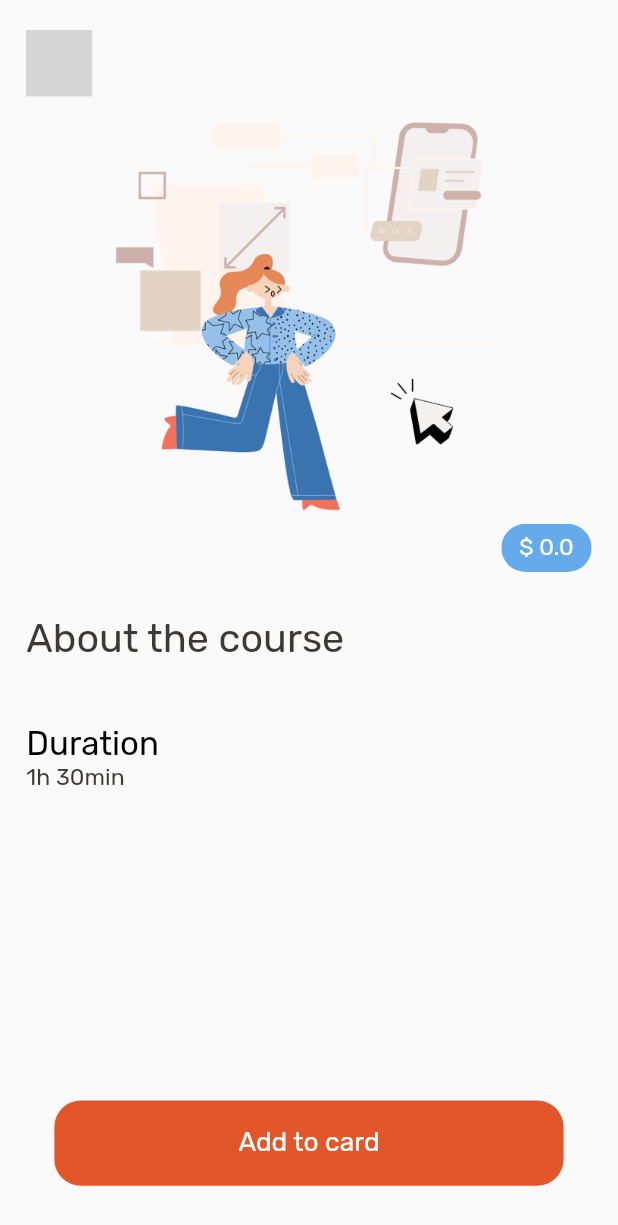
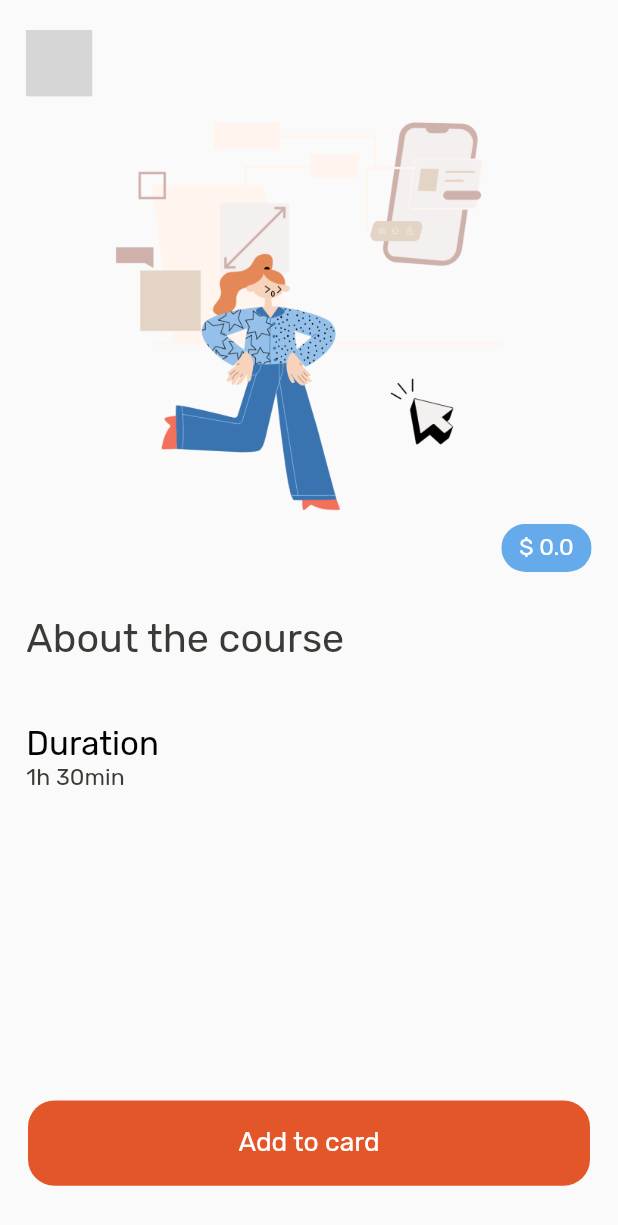
Before and after one commit to BahromjonPolat/Course-EdTech, a Flutter app: the ProductDetailPage screen opened directly with empty values, on a phone screen of 412 x 824 dp. Shown: the top 1225 px of the screen. Run offline on Flutter 3.47's test engine with Material 2 defaults, Android fonts, the phone set to English and light mode, and no system bars; our stand-ins replace cloud_firestore, firebase_auth, firebase_core, flutter_svg, fluttertoast, google_fonts and 1 more; accounts and stored records are empty; grey boxes are pictures that could not be loaded.

Commit message:
UI bug'lar to'g'rilandi

```diff
--- a/lib/screens/admin_panel/add_lesson_page.dart
+++ b/lib/screens/admin_panel/add_lesson_page.dart
@@ -35,8 +35,8 @@ class _AddingLessonPageState extends State<AddingLessonPage> {
               ),
               TextFormField(
                 controller: _contentController,
-                textInputAction: TextInputAction.next,
-                keyboardType: TextInputType.text,
+                textInputAction: TextInputAction.newline,
+                keyboardType: TextInputType.multiline,
                 maxLines: 10,
                 textCapitalization: TextCapitalization.sentences,
                 decoration: _setInputDecoration("Content"),
--- a/lib/screens/course/product_detail_page.dart
+++ b/lib/screens/course/product_detail_page.dart
@@ -9,9 +9,11 @@ class ProductDetailPage extends StatelessWidget {
   Widget build(BuildContext context) {
     SizeConfig().init(context);
     return Scaffold(
+      bottomNavigationBar: _buildAddCourseButton(context),
       body: Container(
         padding: EdgeInsets.fromLTRB(getUniqueWidth(16), getUniqueHeight(20),
             getUniqueWidth(16), getUniqueWidth(0)),
+        child: SingleChildScrollView(
           child: Column(
             crossAxisAlignment: CrossAxisAlignment.start,
             children: [
@@ -82,10 +84,18 @@ class ProductDetailPage extends StatelessWidget {
                 ),
               ),
               CustomTextWidget("1h 30min"),
-            const Spacer(),
+             SizedBox(height: getUniqueHeight(64.0)),
 
-            // ADD TO CART BUTTON SECTION
-            Padding(
+              // ADD TO CART BUTTON SECTIO
+            ],
+          ),
+        ),
+      ),
+    );
+  }
+
+  Padding _buildAddCourseButton(BuildContext context) {
+    return Padding(
             padding: EdgeInsets.only(
               left: getUniqueWidth(17),
               right: getUniqueWidth(17),
@@ -95,10 +105,6 @@ class ProductDetailPage extends StatelessWidget {
                 CustomElevatedButton(onPressed: () {
                   Navigator.push(context, MaterialPageRoute(builder: (_)=> ChooseLessonsCoursePage(course)));
                 }, label: "Add to card"),
-            )
-          ],
-        ),
-      ),
           );
   }
 }
```
Lines whose indentation alone changed are shown as unchanged.
